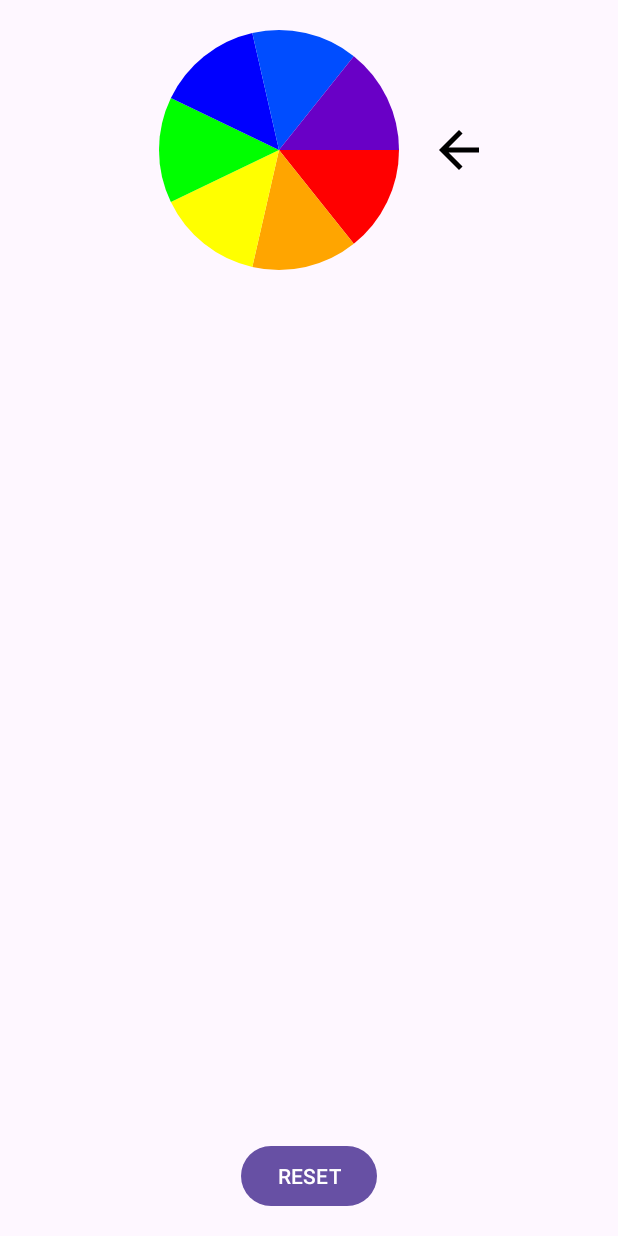
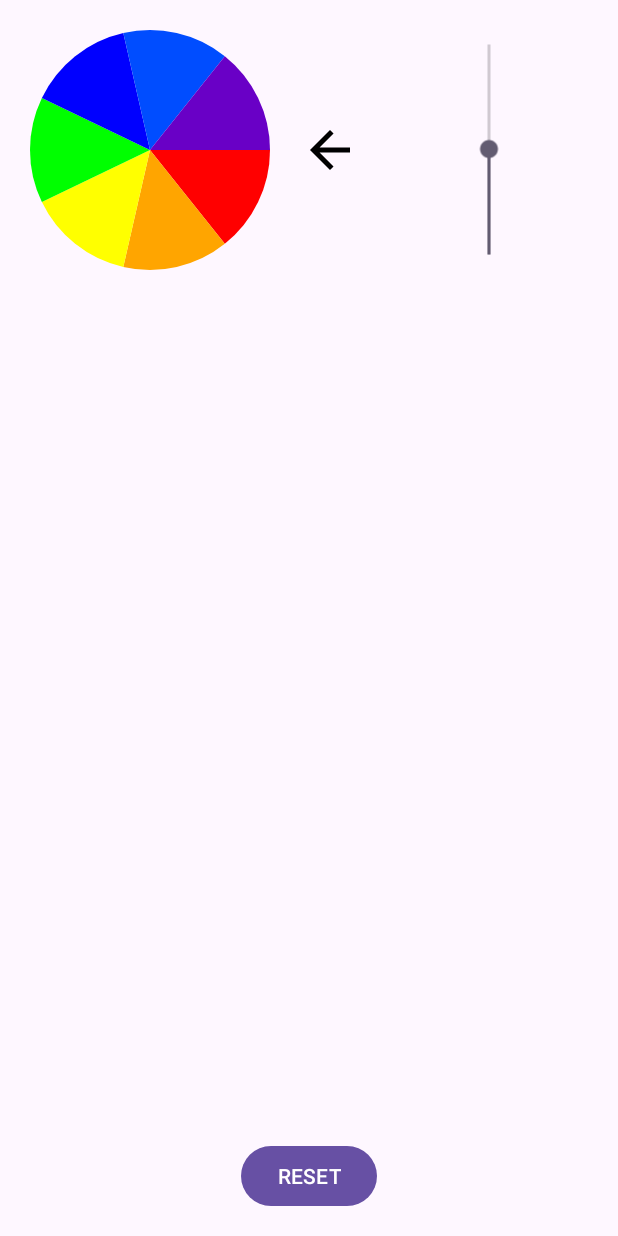
Before and after one commit to Nikita519/Homework_2-CustomView, an Android app: the screen it shows after launch (MainActivity), on a phone screen of 412 x 824 dp. Run offline under Robolectric (Android 15) with nearby library versions, the phone set to English and light mode, and no system bars; pictures from the network do not load.

Commit message:
Add Seekbar

```diff
--- /dev/null
+++ b/app/src/main/java/com/example/homework_2_customview/CustomTextView.kt
@@ -0,0 +1,35 @@
+package com.example.homework_2_customview
+
+import android.content.Context
+import android.graphics.Canvas
+import android.graphics.Color
+import android.graphics.Paint
+import android.util.AttributeSet
+import android.util.Log
+import android.view.View
+
+class CustomTextView(context: Context, attrs: AttributeSet? = null)
+    : View(context, attrs) {
+
+    private var text: String = ""
+    private var textColor: Int = Color.BLACK
+
+    override fun onDraw(canvas: Canvas) {
+        super.onDraw(canvas)
+
+        val centerX = width / 2f
+        val centerY = height / 2f
+        val paint = Paint(Paint.ANTI_ALIAS_FLAG)
+        paint.textSize = 100f
+        paint.textAlign = Paint.Align.CENTER
+        paint.color = textColor
+        canvas.drawText(text, centerX, centerY, paint)
+        Log.d("nikita", text)
+    }
+
+    fun setText(newText: String, newTextColor: Int) {
+        text = newText
+        textColor = newTextColor
+        invalidate()  //
+    }
+}
--- a/app/src/main/java/com/example/homework_2_customview/WheelView.kt
+++ b/app/src/main/java/com/example/homework_2_customview/WheelView.kt
@@ -83,6 +83,12 @@ class WheelView(context: Context, attributeSet: AttributeSet?) :
         spinListener = listener
     }
 
+    fun setSize(newSize: Float) {
+        scaleX = newSize * 2
+        scaleY = newSize * 2
+        invalidate()
+    }
+
 
 
 }
--- a/app/src/main/res/layout/elements_view.xml
+++ b/app/src/main/res/layout/elements_view.xml
@@ -29,20 +29,17 @@
             android:layout_gravity="center"
             />
 
+        <SeekBar
+            android:id="@+id/seekBar"
+            android:layout_width="match_parent"
+            android:layout_height="wrap_content"
+            android:rotation="270"
+            android:max="100"
+            android:progress="50"
+            android:layout_gravity="center"
+            />
+
     </LinearLayout>
-
-    <TextView
-        android:id="@+id/textViewColor"
-        android:layout_width="wrap_content"
-        android:layout_height="wrap_content"
-        android:text="Color"
-        app:layout_constraintTop_toBottomOf="@id/wheel_view"
-        app:layout_constraintStart_toStartOf="parent"
-        app:layout_constraintEnd_toEndOf="parent"
-        android:textSize="24sp"
-        android:layout_marginRight="36dp"
-        android:visibility="invisible"
-        />
 
     <ImageView
         android:id="@+id/imageView"
@@ -50,9 +47,18 @@
         android:layout_height="250dp"
         app:layout_constraintStart_toStartOf="parent"
         app:layout_constraintEnd_toEndOf="parent"
-        app:layout_constraintTop_toBottomOf="@id/textViewColor"
+        app:layout_constraintTop_toBottomOf="@id/wheel_view"
         android:visibility="invisible"
         />
+
+    <com.example.homework_2_customview.CustomTextView
+        android:id="@+id/customTextView"
+        android:layout_width="match_parent"
+        android:layout_height="wrap_content"
+        app:layout_constraintTop_toBottomOf="@id/imageView"
+        app:layout_constraintBottom_toBottomOf="parent"
+        app:layout_constraintStart_toStartOf="parent"
+        app:layout_constraintEnd_toEndOf="parent" />
 
 
 
```
Also changed, not shown: app/src/main/java/com/example/homework_2_customview/MainActivity.kt (+26 -13 lines).
